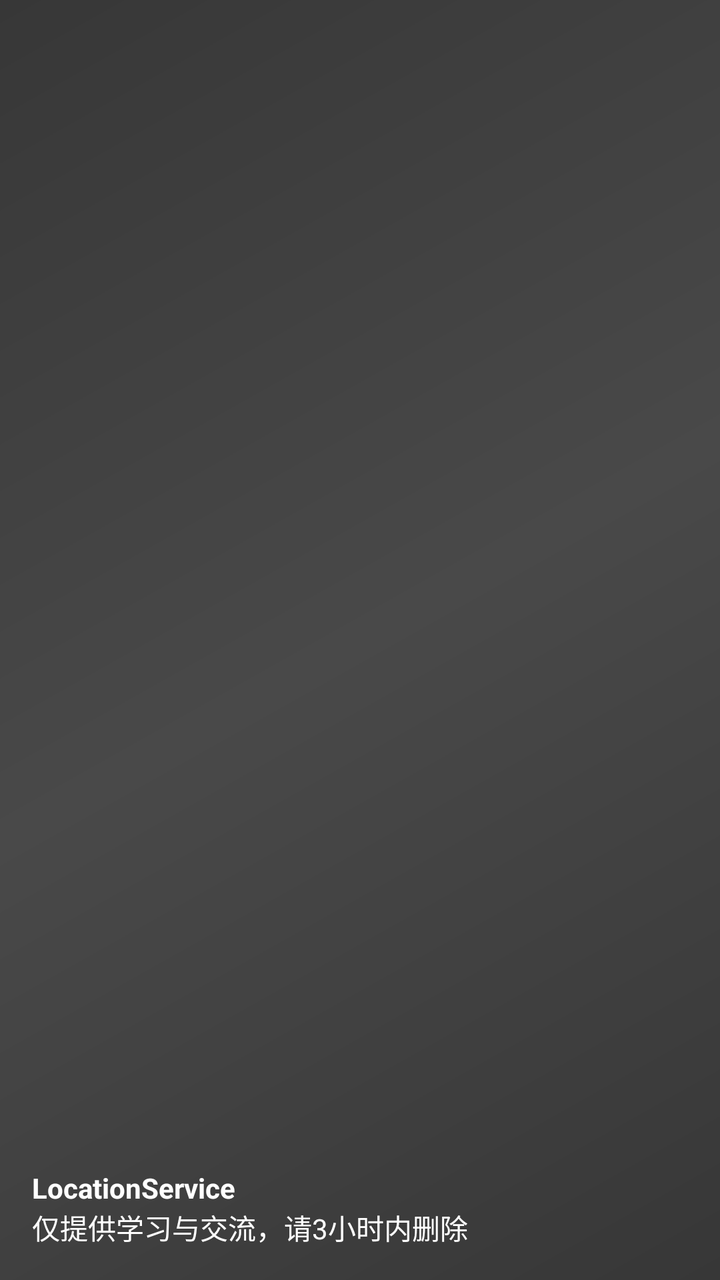
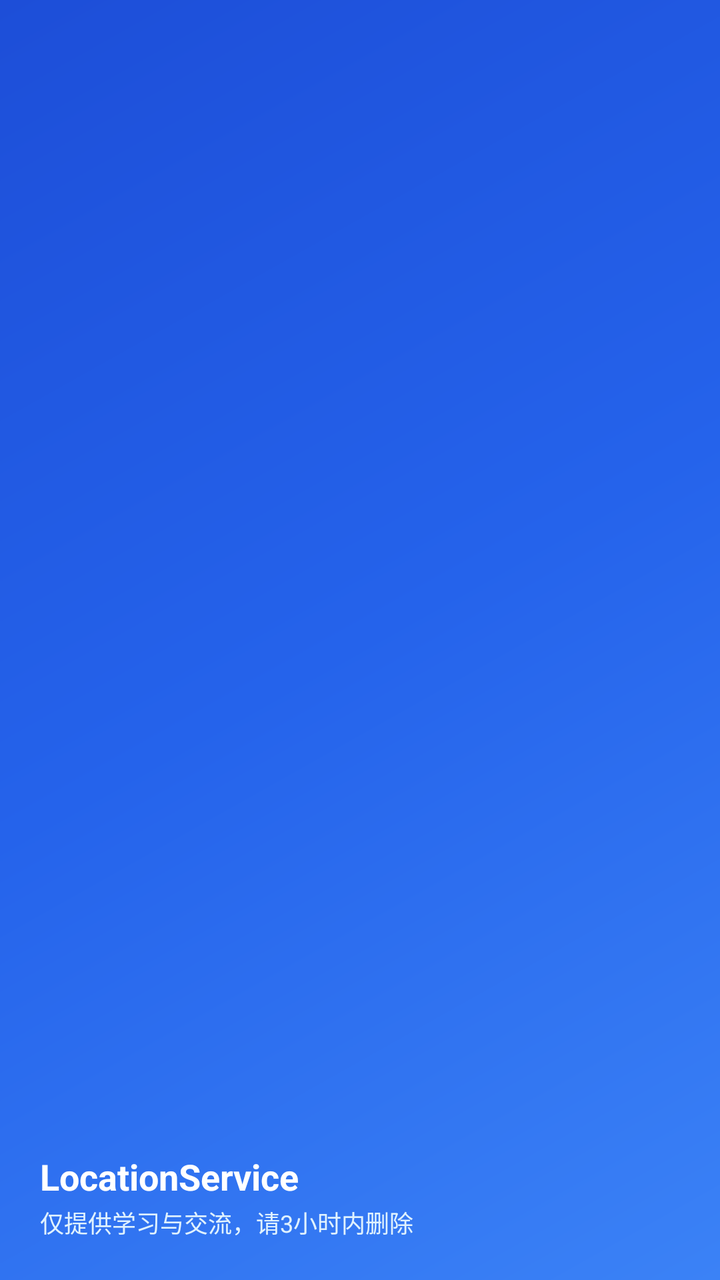

Compare the two renders of this Android layout. The source of the first and the diff that turns it into the second are given below.
<!-- AndroidManifest.xml: application theme AppTheme -->
<!-- res/layout/nav_header_main.xml -->
<?xml version="1.0" encoding="utf-8"?>
<LinearLayout xmlns:android="http://schemas.android.com/apk/res/android"
    xmlns:app="http://schemas.android.com/apk/res-auto"
    android:layout_width="match_parent"
    android:layout_height="@dimen/nav_header_height"
    android:background="@drawable/side_nav_bar"
    android:gravity="bottom"
    android:orientation="vertical"
    android:paddingLeft="@dimen/activity_horizontal_margin"
    android:paddingTop="@dimen/activity_vertical_margin"
    android:paddingRight="@dimen/activity_horizontal_margin"
    android:paddingBottom="@dimen/activity_vertical_margin"
    android:theme="@style/ThemeOverlay.AppCompat.Dark">

    <ImageView
        android:id="@+id/imageView"
        android:layout_width="wrap_content"
        android:layout_height="wrap_content"
        android:contentDescription="@string/nav_header_desc"
        android:paddingTop="@dimen/nav_header_vertical_spacing"
        app:srcCompat="@mipmap/ic_launcher_round" />

    <TextView
        android:layout_width="match_parent"
        android:layout_height="wrap_content"
        android:paddingTop="@dimen/nav_header_vertical_spacing"
        android:text="@string/nav_header_title"
        android:textColor="@color/theme_side_nav_text_color"
        android:textStyle="bold"
        android:textAppearance="@style/TextAppearance.AppCompat.Body1" />

    <TextView
        android:id="@+id/textView"
        android:layout_width="wrap_content"
        android:layout_height="wrap_content"
        android:textColor="@color/theme_side_nav_text_color"
        android:text="@string/nav_header_subtitle" />
</LinearLayout>
<!-- resources referenced by this layout -->
<resources>
  <color name="theme_side_nav_text_color">#FFFFFF</color>
  <dimen name="activity_horizontal_margin">16dp</dimen>
  <dimen name="activity_vertical_margin">16dp</dimen>
  <dimen name="nav_header_height">176dp</dimen>
  <dimen name="nav_header_vertical_spacing">8dp</dimen>
  <!-- drawable side_nav_bar (drawable) -->
  <shape xmlns:android="http://schemas.android.com/apk/res/android"
      android:shape="rectangle">
      <gradient
          android:angle="135"
          android:centerColor="@color/theme_side_nav_center_color"
          android:endColor="@color/theme_side_nav_end_color"
          android:startColor="@color/theme_side_nav_start_color"
          android:type="linear" />
  </shape>
  <!-- mipmap ic_launcher_round (mipmap-anydpi-v26) -->
  <?xml version="1.0" encoding="utf-8"?>
  <adaptive-icon xmlns:android="http://schemas.android.com/apk/res/android">
      <background android:drawable="@mipmap/ic_launcher_adaptive_back"/>
      <foreground android:drawable="@mipmap/ic_launcher_adaptive_fore"/>
  </adaptive-icon>
  <string name="nav_header_desc">Navigation header</string>
  <string name="nav_header_subtitle">仅提供学习与交流，请3小时内删除</string>
  <string name="nav_header_title">LocationService</string>
  <style name="AppTheme" parent="Theme.MaterialComponents.Light.NoActionBar">
          <item name="colorPrimaryVariant">@color/purple_700</item>
          <item name="colorOnPrimary">@color/lse_appbar_color</item>
          <item name="colorSecondary">@color/lse_appbar_color</item>
          <item name="colorSecondaryVariant">@color/lse_appbar_color_center</item>
  
  
          <item name="colorOnSecondary">@color/white</item>
          <item name="colorPrimary">@color/theme_appbar_color</item>
          <item name="colorControlHighlight">@color/theme_focused_touch</item>
  
          <item name="colorPrimaryDark">@color/lse_appbar_color</item>
          <item name="android:statusBarColor">@android:color/transparent</item>
          <item name="windowActionModeOverlay">true</item>
          <item name="windowActionBar">false</item>
          <item name="windowNoTitle">true</item>
          <item name="android:windowDrawsSystemBarBackgrounds">true</item>
          <item name="android:windowTranslucentStatus">true</item>
          <item name="colorControlNormal">@color/white</item>
          <item name="colorControlActivated">@color/lse_appbar_color_dark</item>
          <item name="android:textColorHint">@android:color/white</item>
          <item name="android:editTextColor">@android:color/white</item>
          <item name="searchViewStyle">@style/LocationService.SearchViewStyle</item>
          <item name="selectableItemBackgroundBorderless">@drawable/ripple_effect</item>
          <item name="sliderStyle">@style/LocationService.SliderTheme</item>
      </style>
  <color name="theme_side_nav_center_color">#494949</color>
  <color name="theme_side_nav_end_color">#373737</color>
  <color name="theme_side_nav_start_color">#373737</color>
  <color name="purple_700">#FF3700B3</color>
  <color name="lse_appbar_color">#5F5F5F</color>
  <color name="lse_appbar_color_center">#494949</color>
  <color name="white">#FFFFFFFF</color>
  <color name="theme_appbar_color">#5F5F5F</color>
  <color name="theme_focused_touch">#A0A0A0</color>
  <color name="lse_appbar_color_dark">#373737</color>
  <style name="LocationService.SearchViewStyle" parent="Widget.AppCompat.SearchView">
      </style>
  <!-- drawable ripple_effect (drawable) -->
  <ripple xmlns:android="http://schemas.android.com/apk/res/android"
      android:color="@color/selected_color">
      <item android:id="@android:id/mask" android:drawable="@color/white"/>
  </ripple >
  <style name="LocationService.SliderTheme" parent="Widget.MaterialComponents.Slider">
  
      </style>
  <color name="selected_color">#BCBCBC</color>
</resources>

<!-- the commit's change to res/layout/nav_header_main.xml (unified diff, before → after) -->
@@ -2,37 +2,37 @@
 <LinearLayout xmlns:android="http://schemas.android.com/apk/res/android"
     xmlns:app="http://schemas.android.com/apk/res-auto"
     android:layout_width="match_parent"
-    android:layout_height="@dimen/nav_header_height"
+    android:layout_height="180dp"
     android:background="@drawable/side_nav_bar"
     android:gravity="bottom"
     android:orientation="vertical"
-    android:paddingLeft="@dimen/activity_horizontal_margin"
-    android:paddingTop="@dimen/activity_vertical_margin"
-    android:paddingRight="@dimen/activity_horizontal_margin"
-    android:paddingBottom="@dimen/activity_vertical_margin"
-    android:theme="@style/ThemeOverlay.AppCompat.Dark">
+    android:paddingStart="20dp"
+    android:paddingTop="36dp"
+    android:paddingEnd="20dp"
+    android:paddingBottom="20dp">
 
     <ImageView
         android:id="@+id/imageView"
-        android:layout_width="wrap_content"
-        android:layout_height="wrap_content"
+        android:layout_width="56dp"
+        android:layout_height="56dp"
         android:contentDescription="@string/nav_header_desc"
-        android:paddingTop="@dimen/nav_header_vertical_spacing"
         app:srcCompat="@mipmap/ic_launcher_round" />
 
     <TextView
         android:layout_width="match_parent"
         android:layout_height="wrap_content"
-        android:paddingTop="@dimen/nav_header_vertical_spacing"
+        android:layout_marginTop="12dp"
         android:text="@string/nav_header_title"
-        android:textColor="@color/theme_side_nav_text_color"
-        android:textStyle="bold"
-        android:textAppearance="@style/TextAppearance.AppCompat.Body1" />
+        android:textColor="@color/white"
+        android:textSize="18sp"
+        android:textStyle="bold" />
 
     <TextView
         android:id="@+id/textView"
         android:layout_width="wrap_content"
         android:layout_height="wrap_content"
-        android:textColor="@color/theme_side_nav_text_color"
+        android:layout_marginTop="2dp"
+        android:textColor="#E0F2FE"
+        android:textSize="12sp"
         android:text="@string/nav_header_subtitle" />
 </LinearLayout>
<!-- resource entries referenced after the edit -->
@@ -1,18 +1,13 @@
 <!-- resources referenced by this layout -->
 <resources>
-  <color name="theme_side_nav_text_color">#FFFFFF</color>
-  <dimen name="activity_horizontal_margin">16dp</dimen>
-  <dimen name="activity_vertical_margin">16dp</dimen>
-  <dimen name="nav_header_height">176dp</dimen>
-  <dimen name="nav_header_vertical_spacing">8dp</dimen>
   <!-- drawable side_nav_bar (drawable) -->
   <shape xmlns:android="http://schemas.android.com/apk/res/android"
       android:shape="rectangle">
       <gradient
           android:angle="135"
-          android:centerColor="@color/theme_side_nav_center_color"
-          android:endColor="@color/theme_side_nav_end_color"
-          android:startColor="@color/theme_side_nav_start_color"
+          android:startColor="#3B82F6"
+          android:centerColor="#2563EB"
+          android:endColor="#1D4ED8"
           android:type="linear" />
   </shape>
   <!-- mipmap ic_launcher_round (mipmap-anydpi-v26) -->
@@ -24,52 +19,27 @@
   <string name="nav_header_desc">Navigation header</string>
   <string name="nav_header_subtitle">仅提供学习与交流，请3小时内删除</string>
   <string name="nav_header_title">LocationService</string>
-  <style name="AppTheme" parent="Theme.MaterialComponents.Light.NoActionBar">
-          <item name="colorPrimaryVariant">@color/purple_700</item>
-          <item name="colorOnPrimary">@color/lse_appbar_color</item>
-          <item name="colorSecondary">@color/lse_appbar_color</item>
-          <item name="colorSecondaryVariant">@color/lse_appbar_color_center</item>
-  
-  
-          <item name="colorOnSecondary">@color/white</item>
-          <item name="colorPrimary">@color/theme_appbar_color</item>
-          <item name="colorControlHighlight">@color/theme_focused_touch</item>
-  
-          <item name="colorPrimaryDark">@color/lse_appbar_color</item>
+  <style name="AppTheme" parent="Theme.Material3.DayNight.NoActionBar">
+          <item name="colorPrimary">@color/primary</item>
+          <item name="colorPrimaryInverse">@color/primary_dark</item>
+          <item name="colorSecondary">@color/accent</item>
+          <item name="colorSurface">@color/surface</item>
+          <item name="colorOnSurface">@color/text_primary</item>
+          <item name="colorOnPrimary">@color/white</item>
           <item name="android:statusBarColor">@android:color/transparent</item>
+          <item name="android:navigationBarColor">@android:color/transparent</item>
+          <item name="android:windowLightStatusBar">true</item>
+          <item name="android:windowLightNavigationBar">true</item>
           <item name="windowActionModeOverlay">true</item>
           <item name="windowActionBar">false</item>
           <item name="windowNoTitle">true</item>
           <item name="android:windowDrawsSystemBarBackgrounds">true</item>
-          <item name="android:windowTranslucentStatus">true</item>
-          <item name="colorControlNormal">@color/white</item>
-          <item name="colorControlActivated">@color/lse_appbar_color_dark</item>
-          <item name="android:textColorHint">@android:color/white</item>
-          <item name="android:editTextColor">@android:color/white</item>
-          <item name="searchViewStyle">@style/LocationService.SearchViewStyle</item>
-          <item name="selectableItemBackgroundBorderless">@drawable/ripple_effect</item>
-          <item name="sliderStyle">@style/LocationService.SliderTheme</item>
       </style>
-  <color name="theme_side_nav_center_color">#494949</color>
-  <color name="theme_side_nav_end_color">#373737</color>
-  <color name="theme_side_nav_start_color">#373737</color>
-  <color name="purple_700">#FF3700B3</color>
-  <color name="lse_appbar_color">#5F5F5F</color>
-  <color name="lse_appbar_color_center">#494949</color>
+  <color name="primary">#3B82F6</color>
+  <color name="primary_dark">#1D4ED8</color>
+  <color name="accent">#4F46E5</color>
+  <color name="surface">#F8FAFC</color>
+  <color name="text_primary">#0F172A</color>
   <color name="white">#FFFFFFFF</color>
-  <color name="theme_appbar_color">#5F5F5F</color>
-  <color name="theme_focused_touch">#A0A0A0</color>
-  <color name="lse_appbar_color_dark">#373737</color>
-  <style name="LocationService.SearchViewStyle" parent="Widget.AppCompat.SearchView">
-      </style>
-  <!-- drawable ripple_effect (drawable) -->
-  <ripple xmlns:android="http://schemas.android.com/apk/res/android"
-      android:color="@color/selected_color">
-      <item android:id="@android:id/mask" android:drawable="@color/white"/>
-  </ripple >
-  <style name="LocationService.SliderTheme" parent="Widget.MaterialComponents.Slider">
-  
-      </style>
-  <color name="selected_color">#BCBCBC</color>
 </resources>
 
